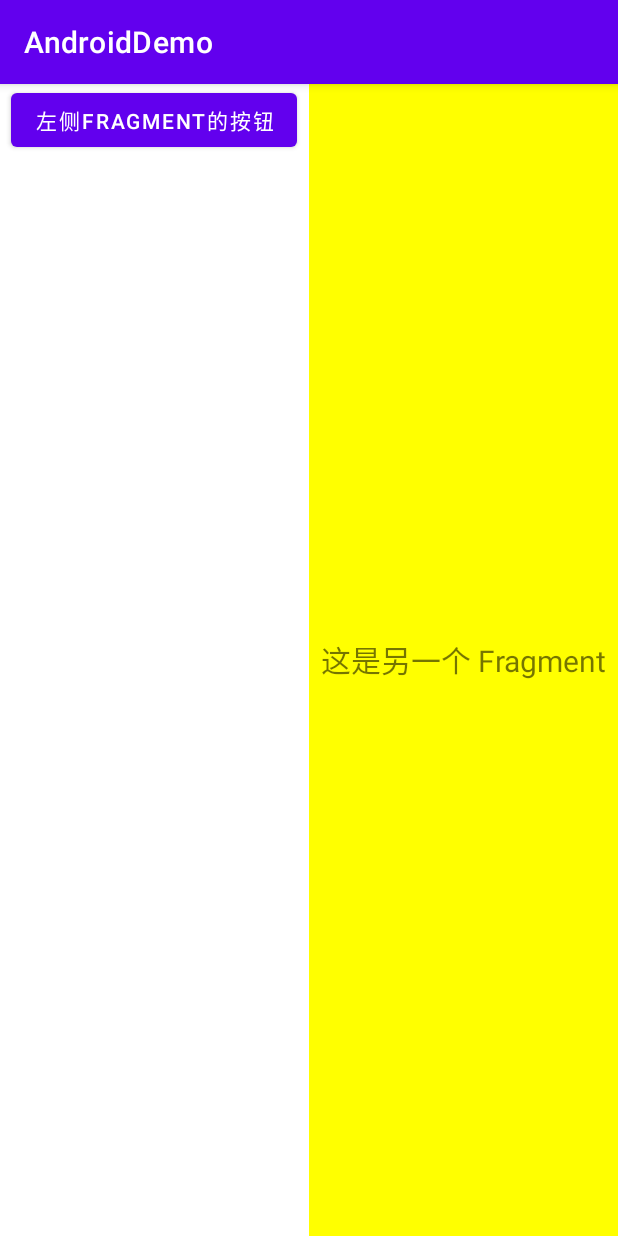
After one commit to wuyujin1997/AndroidDemo, an Android app: the fragment AnotherRightFragment placed in its activity, on a phone screen of 412 x 824 dp. The commit adds this screen. Run offline under Robolectric (Android 15) with nearby library versions, the phone set to English and light mode, and no system bars.

Commit message:
如何用 `FragmentManager` transaction 动态替换 Fragment。

```diff
--- /dev/null
+++ b/app/src/main/java/cn/wuyujin/androiddemo/fragment_base/AnotherRightFragment.java
@@ -0,0 +1,21 @@
+package cn.wuyujin.androiddemo.fragment_base;
+
+import android.os.Bundle;
+import android.view.LayoutInflater;
+import android.view.View;
+import android.view.ViewGroup;
+
+import androidx.annotation.NonNull;
+import androidx.annotation.Nullable;
+import androidx.fragment.app.Fragment;
+
+import cn.wuyujin.androiddemo.R;
+
+public class AnotherRightFragment extends Fragment {
+    @Nullable
+    @Override
+    public View onCreateView(@NonNull LayoutInflater inflater, @Nullable ViewGroup container, @Nullable Bundle savedInstanceState) {
+//        return super.onCreateView(inflater, container, savedInstanceState);
+        return inflater.inflate(R.layout.another_right_fragment, container, false);
+    }
+}
--- a/app/src/main/java/cn/wuyujin/androiddemo/fragment_base/FragmentUsageTestActivity.java
+++ b/app/src/main/java/cn/wuyujin/androiddemo/fragment_base/FragmentUsageTestActivity.java
@@ -1,12 +1,17 @@
 package cn.wuyujin.androiddemo.fragment_base;
 
 import android.os.Bundle;
+import android.view.View;
+import android.widget.Button;
 
 import androidx.activity.EdgeToEdge;
 import androidx.appcompat.app.AppCompatActivity;
 import androidx.core.graphics.Insets;
 import androidx.core.view.ViewCompat;
 import androidx.core.view.WindowInsetsCompat;
+import androidx.fragment.app.Fragment;
+import androidx.fragment.app.FragmentManager;
+import androidx.fragment.app.FragmentTransaction;
 
 import cn.wuyujin.androiddemo.R;
 
@@ -16,6 +21,28 @@ public class FragmentUsageTestActivity extends AppCompatActivity {
     protected void onCreate(Bundle savedInstanceState) {
         super.onCreate(savedInstanceState);
         setContentView(R.layout.activity_fragment_usage_test);
+
+        Button replaceFragmentBtn = (Button) findViewById(R.id.btn_at_left_fragment);
+        replaceFragmentBtn.setOnClickListener(new View.OnClickListener() {
+            @Override
+            public void onClick(View v) {
+                replaceFragment(new AnotherRightFragment());
+            }
+        });
+
+        replaceFragment(new RightFragment());
+
+    }
+    private void replaceFragment(Fragment fragment) {
+        FragmentManager fragmentManager = getSupportFragmentManager();
+        FragmentTransaction transaction = fragmentManager.beginTransaction();
+        transaction.replace(R.id.right_layout, fragment);
+
+        // 模拟返回栈
+        // 效果：按手机导航的返回按钮之后，不会一次性直接推出。而是一个一个【回到上一个Fragment】，最后才退出。
+        transaction.addToBackStack(null);
+
+        transaction.commit();
     }
 
 }
--- a/app/src/main/res/layout/activity_fragment_usage_test.xml
+++ b/app/src/main/res/layout/activity_fragment_usage_test.xml
@@ -15,9 +15,17 @@
         android:layout_weight="1"
         />
 
-    <fragment
-        android:id="@+id/id_right_fragment"
-        android:name="cn.wuyujin.androiddemo.fragment_base.RightFragment"
+<!--    <fragment-->
+<!--        android:id="@+id/id_right_fragment"-->
+<!--        android:name="cn.wuyujin.androiddemo.fragment_base.RightFragment"-->
+<!--        android:layout_width="0dp"-->
+<!--        android:layout_height="match_parent"-->
+<!--        android:layout_weight="1"-->
+<!--        />-->
+
+<!--    将原先的 fragment组件 替换成一个帧布局： FrameLayout，在 FrameLayout 中执行 fragment 的替换。-->
+    <FrameLayout
+        android:id="@+id/right_layout"
         android:layout_width="0dp"
         android:layout_height="match_parent"
         android:layout_weight="1"
--- /dev/null
+++ b/app/src/main/res/layout/another_right_fragment.xml
@@ -0,0 +1,17 @@
+<?xml version="1.0" encoding="utf-8"?>
+<LinearLayout xmlns:android="http://schemas.android.com/apk/res/android"
+    android:orientation="vertical"
+    android:background="#ffff00"
+    android:layout_width="match_parent"
+    android:layout_height="match_parent">
+
+    <TextView
+        android:layout_width="wrap_content"
+        android:layout_height="match_parent"
+        android:layout_gravity="center_horizontal"
+        android:gravity="center"
+        android:textSize="20sp"
+        android:text="这是另一个 Fragment"
+        />
+
+</LinearLayout>
```
